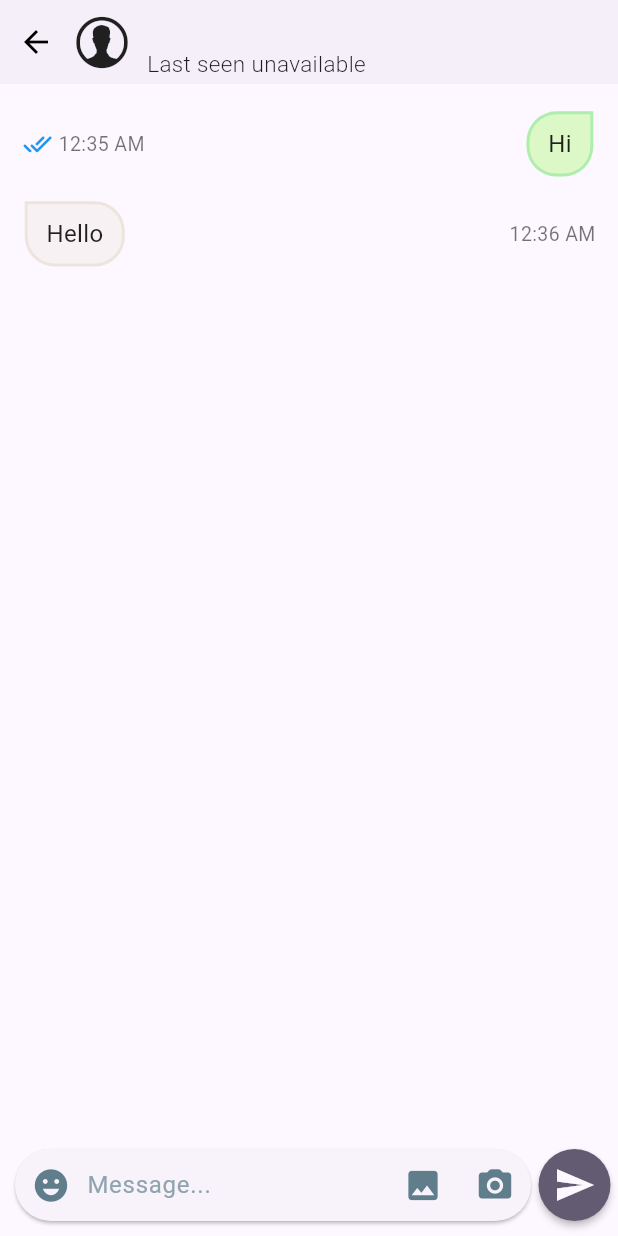
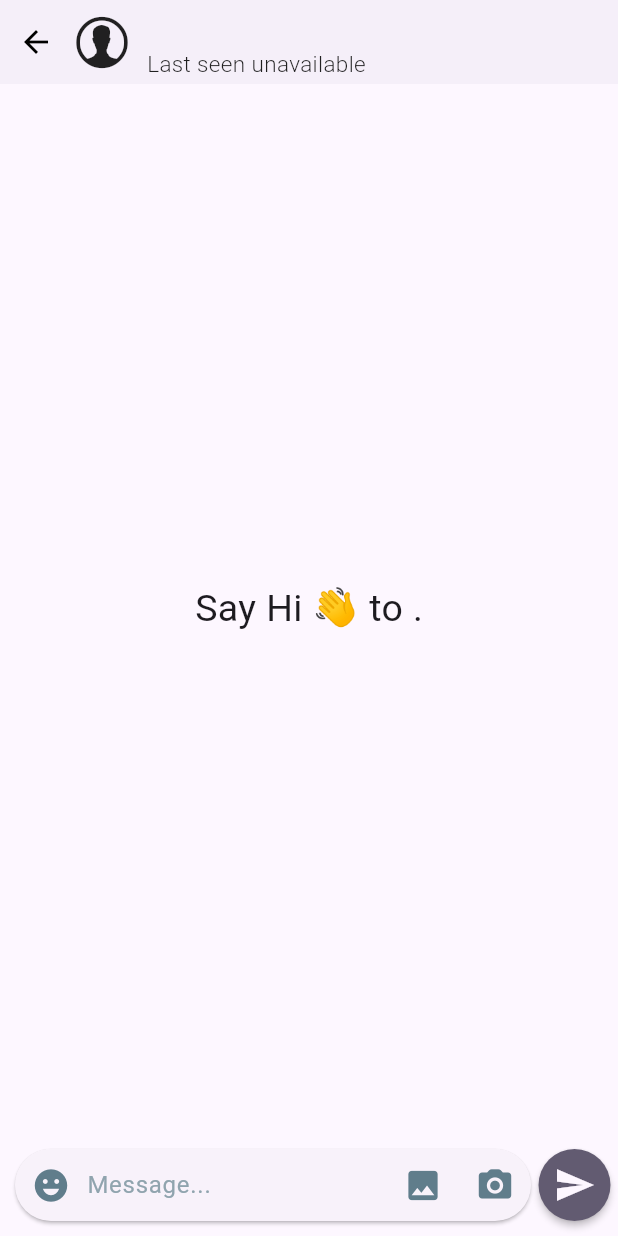
Before and after one commit to devzaq/Fake-Chats, a Flutter app: the ChatScreen screen opened directly with empty values, after a tap on the "send" icon, on a phone screen of 412 x 824 dp. Run offline on Flutter 3.47's test engine with Material 3 defaults, Android fonts, the phone set to English and light mode, and no system bars; drawn by our look-alikes of cached_network_image; our stand-ins replace cloud_firestore, firebase_auth, firebase_core, firebase_storage, google_fonts, google_sign_in and 1 more; accounts and stored records are empty; network calls fail.

Commit message:
messege sending functionality added

```diff
--- a/lib/api/apis.dart
+++ b/lib/api/apis.dart
@@ -5,6 +5,7 @@ import 'package:firebase_auth/firebase_auth.dart';
 import 'package:cloud_firestore/cloud_firestore.dart';
 import 'package:firebase_storage/firebase_storage.dart';
 import 'package:messages/models/chat_user.dart';
+import 'package:messages/models/message.dart';
 
 class APIs {
   static final auth = FirebaseAuth.instance;
@@ -77,10 +78,31 @@ class APIs {
     });
   }
 
-  static Stream<QuerySnapshot<Map<String, dynamic>>> getAllMessages() {
+  static String getConverstationId(String id) =>
+      user.uid.hashCode <= id.hashCode
+          ? '${user.uid}_$id'
+          : '${id}_${user.uid}';
+
+  static Stream<QuerySnapshot<Map<String, dynamic>>> getAllMessages(
+      ChatUser user) {
     return firestore
-        .collection('messages')
+        .collection('chats/${getConverstationId(user.id!)}/messages/')
         .snapshots();
   }
 
+  static Future<void> sendMessage(ChatUser chatUser, String msg) async {
+    final time = DateTime.now().millisecondsSinceEpoch.toString();
+
+    final message = Message(
+        toId: chatUser.id!,
+        msg: msg,
+        read: '',
+        sent: time,
+        type: Type.text,
+        fromId: user.uid);
+
+    final ref = firestore
+        .collection('chats/${getConverstationId(chatUser.id!)}/messages/');
+    await ref.doc(time).set(message.toJson());
+  }
 }
--- a/lib/screens/chat_screen.dart
+++ b/lib/screens/chat_screen.dart
@@ -23,6 +23,7 @@ class ChatScreen extends StatefulWidget {
 
 class _ChatScreenState extends State<ChatScreen> {
   List<Message> _list = [];
+  final _textController = TextEditingController();
 
   @override
   Widget build(BuildContext context) {
@@ -37,35 +38,22 @@ class _ChatScreenState extends State<ChatScreen> {
           children: [
             Expanded(
               child: StreamBuilder(
-                  stream: APIs.getAllMessages(),
+                  stream: APIs.getAllMessages(widget.user),
                   builder: (context, snapshot) {
                     switch (snapshot.connectionState) {
                       case ConnectionState.waiting:
                       case ConnectionState.none:
                         return const Center(
-                          child: CircularProgressIndicator(),
+                          child: SizedBox(),
                         );
                       case ConnectionState.active:
                       case ConnectionState.done:
                         final data = snapshot.data?.docs;
-                        // log("Message:  ${jsonEncode(data![0].data())}");
-                        // _list = data ?.map((e) => ChatUser.fromJson(e.data())).toList() ?? [];
-                        // final _list = ["hi","hello"];
-                        _list.clear();
-                        _list.add(Message(
-                            toId: 'xyz',
-                            msg: 'Hi',
-                            read: '',
-                            sent: '12:35 AM',
-                            type: Type.text,
-                            fromId: APIs.user.uid));
-                        _list.add(Message(
-                            toId: APIs.user.uid,
-                            msg: 'Hello',
-                            read: '',
-                            sent: '12:36 AM',
-                            type: Type.text,
-                            fromId: 'xyz'));
+                        // log('Data Chat 🥲 $data');
+                        _list = data
+                                ?.map((e) => Message.fromJson(e.data()))
+                                .toList() ??
+                            [];
 
                         if (_list.isEmpty) {
                           return Center(
@@ -188,6 +176,7 @@ class _ChatScreenState extends State<ChatScreen> {
                       )),
                   Expanded(
                       child: TextField(
+                    controller: _textController,
                     keyboardType: TextInputType.multiline,
                     minLines: 1,
                     maxLines: 6,
@@ -218,7 +207,12 @@ class _ChatScreenState extends State<ChatScreen> {
             ),
           ),
           MaterialButton(
-            onPressed: () {},
+            onPressed: () {
+              if (_textController.text.isNotEmpty) {
+                APIs.sendMessage(widget.user, _textController.text);
+                _textController.text = '';
+              }
+            },
             padding: const EdgeInsets.all(10),
             minWidth: 0,
             color: Theme.of(context).colorScheme.secondary,
--- a/lib/widgets/message_card.dart
+++ b/lib/widgets/message_card.dart
@@ -30,9 +30,17 @@ class _MessageCardState extends State<MessageCard> {
       children: [
         Row(
           children: [
-            const SizedBox(width: 15,),
-            const Icon(Icons.done_all_rounded,color: Colors.blue,size: 20,),
-            const SizedBox(width: 4,),
+            const SizedBox(
+              width: 15,
+            ),
+            const Icon(
+              Icons.done_all_rounded,
+              color: Colors.blue,
+              size: 20,
+            ),
+            const SizedBox(
+              width: 4,
+            ),
             Text(
               widget.message.sent,
               style: const TextStyle(fontSize: 13, color: Colors.black54),
@@ -42,17 +50,18 @@ class _MessageCardState extends State<MessageCard> {
         Flexible(
           child: Container(
             decoration: BoxDecoration(
-              border:
-                  Border.all(color: Color.fromARGB(66, 37, 211, 101), width: 2),
+              border: Border.all(
+                  color: const Color.fromARGB(66, 37, 211, 101), width: 2),
               color: const Color.fromRGBO(220, 248, 198, 1),
               borderRadius: const BorderRadius.only(
-                  topLeft: Radius.circular(20),
-                  bottomLeft: Radius.circular(20),
-                  bottomRight: Radius.circular(20)),
+                  topLeft: Radius.circular(14),
+                  bottomLeft: Radius.circular(14),
+                  bottomRight: Radius.circular(14)),
             ),
-            padding: EdgeInsets.symmetric(horizontal: mq.width * .03,vertical: mq.width*0.02),
+            padding: EdgeInsets.symmetric(
+                horizontal: mq.width * .03, vertical: mq.width * 0.02),
             margin: EdgeInsets.symmetric(
-                horizontal: mq.width * 0.04, vertical: mq.height * 0.01),
+                horizontal: mq.width * 0.04, vertical: mq.height * 0.002),
             child: Text(
               widget.message.msg,
               style: const TextStyle(fontSize: 16, color: Colors.black87),
@@ -70,17 +79,18 @@ class _MessageCardState extends State<MessageCard> {
         Flexible(
           child: Container(
             decoration: BoxDecoration(
-              color: Color.fromARGB(82, 236, 229, 221),
+              color: const Color.fromARGB(82, 236, 229, 221),
               border: Border.all(
                   color: const Color.fromRGBO(236, 229, 221, 1), width: 2),
               borderRadius: const BorderRadius.only(
-                  topRight: Radius.circular(20),
-                  bottomLeft: Radius.circular(20),
-                  bottomRight: Radius.circular(20)),
+                  topRight: Radius.circular(14),
+                  bottomLeft: Radius.circular(14),
+                  bottomRight: Radius.circular(14)),
             ),
-           padding: EdgeInsets.symmetric(horizontal: mq.width * .03,vertical: mq.width*0.02),
+            padding: EdgeInsets.symmetric(
+                horizontal: mq.width * .03, vertical: mq.width * 0.02),
             margin: EdgeInsets.symmetric(
-                horizontal: mq.width * 0.04, vertical: mq.height * 0.01),
+                horizontal: mq.width * 0.04, vertical: mq.height * 0.002),
             child: Text(
               widget.message.msg,
               style: const TextStyle(fontSize: 16, color: Colors.black87),
```
